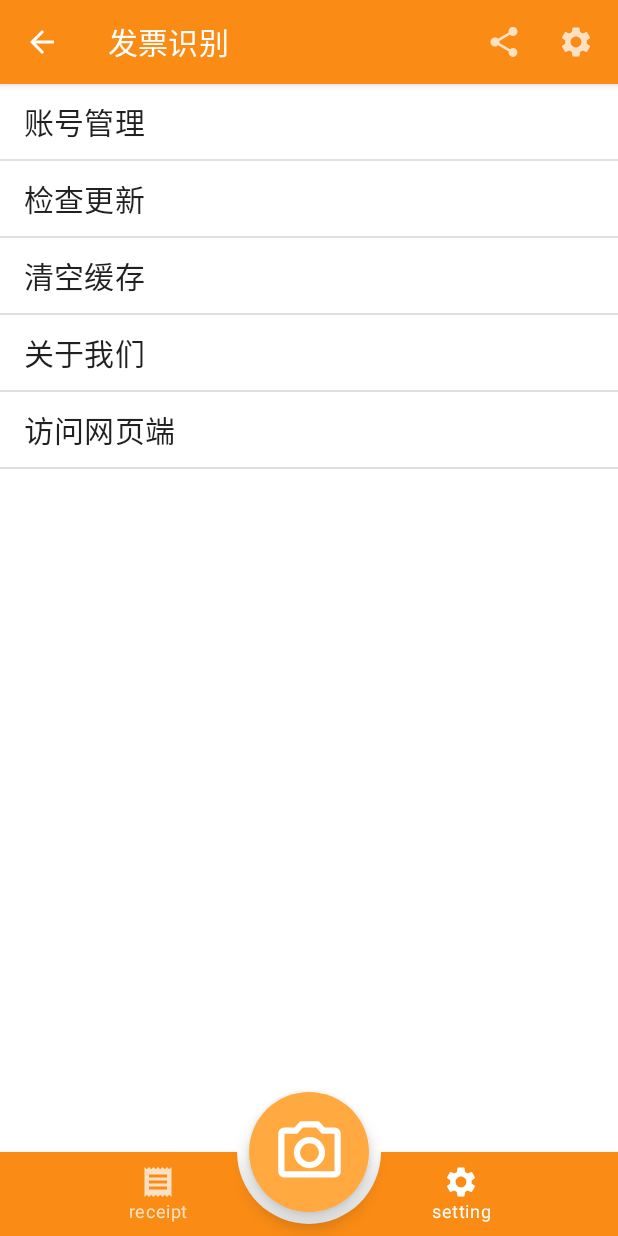
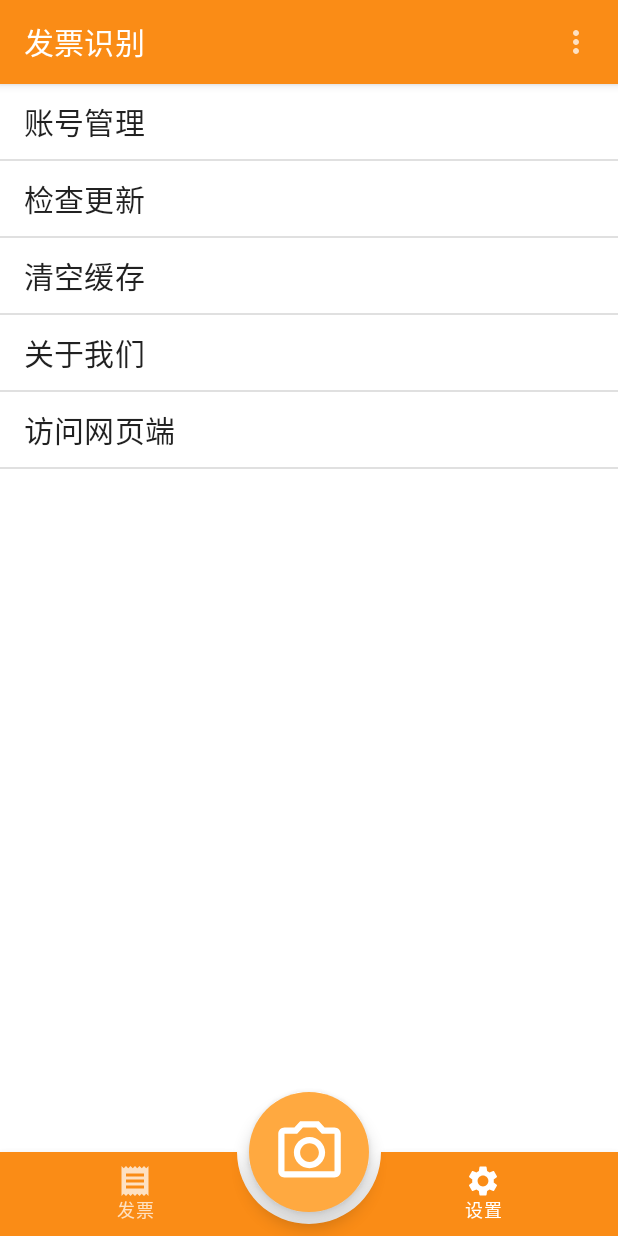
Before and after one commit to crepusculumx/TicketExtractionApp, an Android app built with Jetpack Compose: the screen it shows after launch (MainActivity), item 2 of the bottom bar chosen, on a phone screen of 412 x 824 dp. Run offline under Robolectric (Android 15) with nearby library versions, the phone set to English and light mode, and no system bars.

Commit message:
Under developing

```diff
--- a/app/src/main/AndroidManifest.xml
+++ b/app/src/main/AndroidManifest.xml
@@ -10,7 +10,7 @@
         android:supportsRtl="true"
         android:theme="@style/Theme.TicketExtraction">
         <activity
-            android:name=".MainActivity"
+            android:name=".main.MainActivity"
             android:exported="true"
             android:label="@string/app_name"
             android:theme="@style/Theme.TicketExtraction.NoActionBar">
--- a/app/src/main/java/edu/bupt/ticketextraction/CabTicket.kt
+++ b/app/src/main/java/edu/bupt/ticketextraction/main/CabTicket.kt
@@ -1,4 +1,4 @@
-package edu.bupt.ticketextraction
+package edu.bupt.ticketextraction.main
 
 /**
  * 出租车发票数据类，包含了出租车发票的所有数据
--- a/app/src/main/java/edu/bupt/ticketextraction/MainActivity.kt
+++ b/app/src/main/java/edu/bupt/ticketextraction/main/MainActivity.kt
@@ -1,25 +1,24 @@
-package edu.bupt.ticketextraction
+package edu.bupt.ticketextraction.main
 
 import android.os.Bundle
 import androidx.activity.ComponentActivity
 import androidx.activity.compose.setContent
+import androidx.compose.foundation.layout.padding
 import androidx.compose.foundation.layout.size
 import androidx.compose.foundation.shape.RoundedCornerShape
 import androidx.compose.material.*
 import androidx.compose.material.icons.Icons
-import androidx.compose.material.icons.filled.ArrowBack
-import androidx.compose.material.icons.filled.Settings
-import androidx.compose.material.icons.filled.Share
+import androidx.compose.material.icons.filled.MoreVert
 import androidx.compose.runtime.*
 import androidx.compose.ui.Modifier
 import androidx.compose.ui.graphics.Color
 import androidx.compose.ui.res.painterResource
-import androidx.compose.ui.tooling.preview.Preview
 import androidx.compose.ui.unit.dp
 import androidx.navigation.NavHostController
 import androidx.navigation.compose.NavHost
 import androidx.navigation.compose.composable
 import androidx.navigation.compose.rememberNavController
+import edu.bupt.ticketextraction.R
 import edu.bupt.ticketextraction.ui.theme.Sunset5
 import edu.bupt.ticketextraction.ui.theme.TicketExtractionTheme
 
@@ -34,32 +33,29 @@ class MainActivity : ComponentActivity() {
                 Surface(color = MaterialTheme.colors.background) {
                     val navControllers = rememberNavController()
                     Scaffold(
+                        // 顶部栏
                         topBar = {
-                            TopBarTest()
+                            MainTopBar()
                         },
+                        // 底部栏
                         bottomBar = {
-                            BottomNavigationTest(navControllers)
+                            MainBottomBar(navControllers = navControllers)
                         },
+                        // 底部栏的圆形浮动按钮
                         floatingActionButton = {
-                            FloatingActionButton(
-                                onClick = { /*TODO*/ },
-                                Modifier.size(80.dp),
-                                backgroundColor = Sunset5
-                            ) {
-                                Icon(
-                                    painterResource(id = R.drawable.ic_outline_photo_camera_24),
-                                    contentDescription = null,
-                                    modifier = Modifier.size(50.dp),
-                                    tint = Color.White
-                                )
-                            }
+                            MainFloatingActionButton()
                         },
+                        // FAB嵌入到底部导航栏中
                         isFloatingActionButtonDocked = true,
+                        // FAB位置在底部导航栏中间
                         floatingActionButtonPosition = FabPosition.Center,
                         content = {
-                            NavHost(navControllers, startDestination = Screen.Receipt.route) {
-                                composable(Screen.Receipt.route) { ReceiptFragment() }
-                                composable(Screen.Setting.route) { SettingsUI() }
+                            NavHost(
+                                navControllers,
+                                startDestination = MainBottomNavItem.Receipt.route
+                            ) {
+                                composable(MainBottomNavItem.Receipt.route) { ReceiptUI() }
+                                composable(MainBottomNavItem.Settings.route) { SettingsUI() }
                             }
                         }
                     )
@@ -70,55 +66,50 @@ class MainActivity : ComponentActivity() {
 }
 
 @Composable
-fun ReceiptFragment() {
-    Greeting("1")
-}
-
-@Composable
-fun Greeting(name: String) {
-    Text(text = "Hello $name!")
-}
-
-@Preview
-@Composable
-fun TopBarTest() {
+fun MainTopBar() {
     TopAppBar(
         title = { Text("发票识别") },
-        navigationIcon = {
-            IconButton(onClick = { }) {
-                Icon(Icons.Filled.ArrowBack, contentDescription = null)
+        actions = {
+            var expanded by remember { mutableStateOf(false) }
+            IconButton(onClick = { expanded = true }) {
+                Icon(Icons.Filled.MoreVert, contentDescription = null)
             }
-        },
-        actions = {
-            IconButton(onClick = { }) {
-                Icon(Icons.Filled.Share, contentDescription = null)
-            }
-            IconButton(onClick = { }) {
-                Icon(Icons.Filled.Settings, contentDescription = null)
+            DropdownMenu(
+                expanded = expanded,
+                onDismissRequest = { expanded = false }) {
+                DropdownMenuItem(onClick = { /*TODO*/ }) {
+                    Text("test")
+                }
             }
         }
     )
 }
 
-sealed class Screen(var route: String, var resId: Int) {
-    object Receipt : Screen("receipt", R.drawable.ic_baseline_receipt_24)
-    object Setting : Screen("setting", R.drawable.ic_baseline_settings_24)
-}
-
 @Composable
-fun BottomNavigationTest(navControllers: NavHostController) {
+fun MainBottomBar(navControllers: NavHostController) {
     var selectedItem by remember { mutableStateOf(0) }
-    val items = listOf(Screen.Receipt, Screen.Setting)
+    val items = listOf(MainBottomNavItem.Receipt, MainBottomNavItem.Settings)
     BottomAppBar(cutoutShape = RoundedCornerShape(80.dp)) {
         items.forEachIndexed { index, screen ->
             BottomNavigationItem(
-                icon = { Icon(painterResource(screen.resId), contentDescription = null) },
+                icon = {
+                    Icon(
+                        painterResource(screen.resId),
+                        contentDescription = null
+                    )
+                },
+                modifier = Modifier.padding(
+                    start = screen.startPadding,
+                    end = screen.endPadding
+                ),
                 label = { Text(screen.route) },
                 selected = selectedItem == index,
                 onClick = {
                     selectedItem = index
                     navControllers.navigate(screen.route) {
+                        // 跳转到起始页面，即发票页面
                         popUpTo(navControllers.graph.startDestinationId)
+                        // 一次只能展示一个页面
                         launchSingleTop = true
                     }
                 }
@@ -127,10 +118,21 @@ fun BottomNavigationTest(navControllers: NavHostController) {
     }
 }
 
-@Preview(showBackground = true)
 @Composable
-fun DefaultPreview() {
-    TicketExtractionTheme {
-        Greeting("Android")
+fun MainFloatingActionButton() {
+    FloatingActionButton(
+        onClick = {
+            // TODO: 2022/1/14 调用相机
+        },
+        Modifier.size(80.dp),
+        backgroundColor = Sunset5
+    ) {
+        Icon(
+            painterResource(id = R.drawable.ic_outline_photo_camera_24),
+            contentDescription = null,
+            modifier = Modifier.size(50.dp),
+            // 图片的颜色设置为白色
+            tint = Color.White
+        )
     }
 }
--- /dev/null
+++ b/app/src/main/java/edu/bupt/ticketextraction/main/MainBottomNavItem.kt
@@ -0,0 +1,23 @@
+package edu.bupt.ticketextraction.main
+
+import androidx.compose.ui.unit.Dp
+import androidx.compose.ui.unit.dp
+import edu.bupt.ticketextraction.R
+
+/**
+ * 定义MainActivity底部导航栏每个Item的属性
+ *
+ * @param route 导航字符串，也是展示的文本
+ * @param resId 图片对应资源文件的ID
+ * @param startPadding 图片和文字距离start的距离
+ * @param endPadding 图片和文字距离end的距离
+ */
+sealed class MainBottomNavItem(
+    var route: String,
+    var resId: Int,
+    var startPadding: Dp,
+    var endPadding: Dp
+) {
+    object Receipt : MainBottomNavItem("发票", R.drawable.ic_baseline_receipt_24, 0.dp, 30.dp)
+    object Settings : MainBottomNavItem("设置", R.drawable.ic_baseline_settings_24, 30.dp, 0.dp)
+}
--- /dev/null
+++ b/app/src/main/java/edu/bupt/ticketextraction/main/ReceiptFragment.kt
@@ -0,0 +1,16 @@
+package edu.bupt.ticketextraction.main
+
+import androidx.compose.runtime.Composable
+import androidx.compose.ui.tooling.preview.Preview
+
+val tickets = ArrayList<CabTicket>()
+
+class ReceiptFragment {
+
+}
+
+@Preview
+@Composable
+fun ReceiptUI() {
+
+}
--- a/app/src/main/java/edu/bupt/ticketextraction/SettingsFragment.kt
+++ b/app/src/main/java/edu/bupt/ticketextraction/main/SettingsFragment.kt
@@ -1,4 +1,4 @@
-package edu.bupt.ticketextraction
+package edu.bupt.ticketextraction.main
 
 import androidx.compose.foundation.clickable
 import androidx.compose.foundation.layout.Column
@@ -20,11 +20,22 @@ class SettingsFragment(val fatherActivity: MainActivity) {
 
 }
 
+sealed class Settings(var name: String, var onClick: () -> Unit) {
+    object Account : Settings("账号管理", {})
+    object Update : Settings("检查更新", {})
+    object ClearCache : Settings("清空缓存", {})
+    object AboutUs : Settings("关于我们", {})
+    object VisitWeb : Settings("访问网页端", {})
+}
+
 @ExperimentalMaterialApi
 @Preview
 @Composable
 fun SettingsUI() {
-    val items = listOf("账号管理", "检查更新", "清空缓存", "关于我们", "访问网页端")
+    val items = listOf(
+        Settings.Account, Settings.Update, Settings.ClearCache,
+        Settings.AboutUs, Settings.VisitWeb
+    )
     val scrollState = rememberScrollState()
     Column(
         Modifier
@@ -32,9 +43,9 @@ fun SettingsUI() {
             .fillMaxWidth()
     ) {
         items.forEach {
-            ListItem(Modifier.clickable { }) {
+            ListItem(Modifier.clickable { it.onClick }) {
                 Text(
-                    text = it,
+                    text = it.name,
                     Modifier.padding(vertical = 10.dp),
                     fontSize = 20.sp
                 )
```
